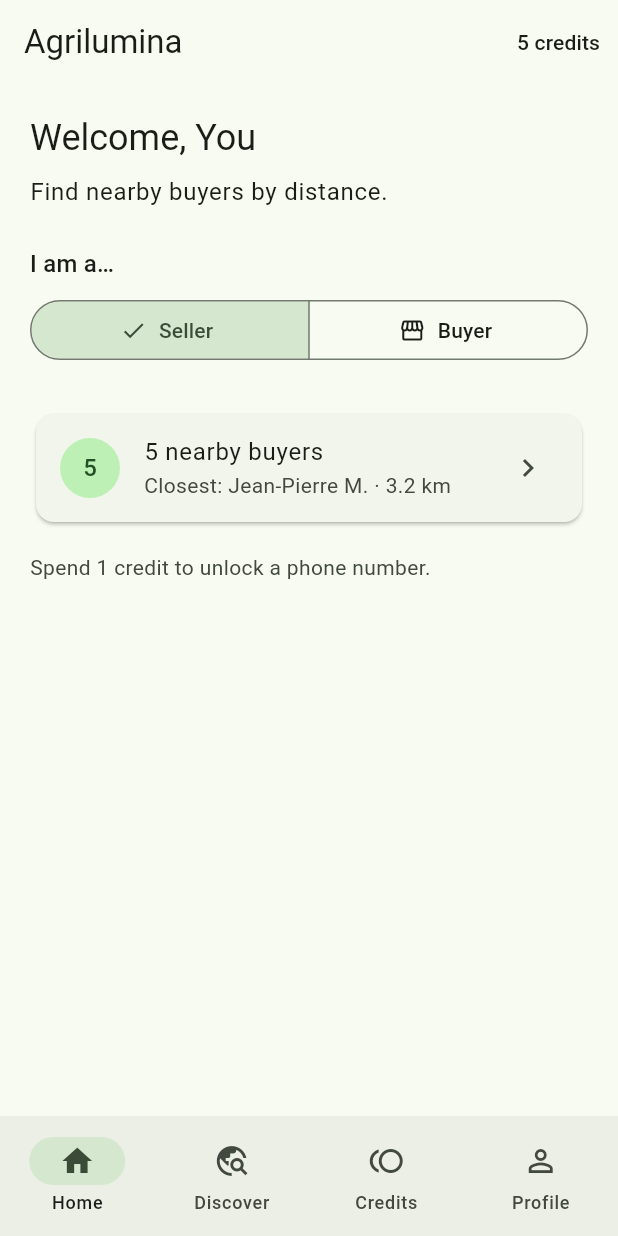
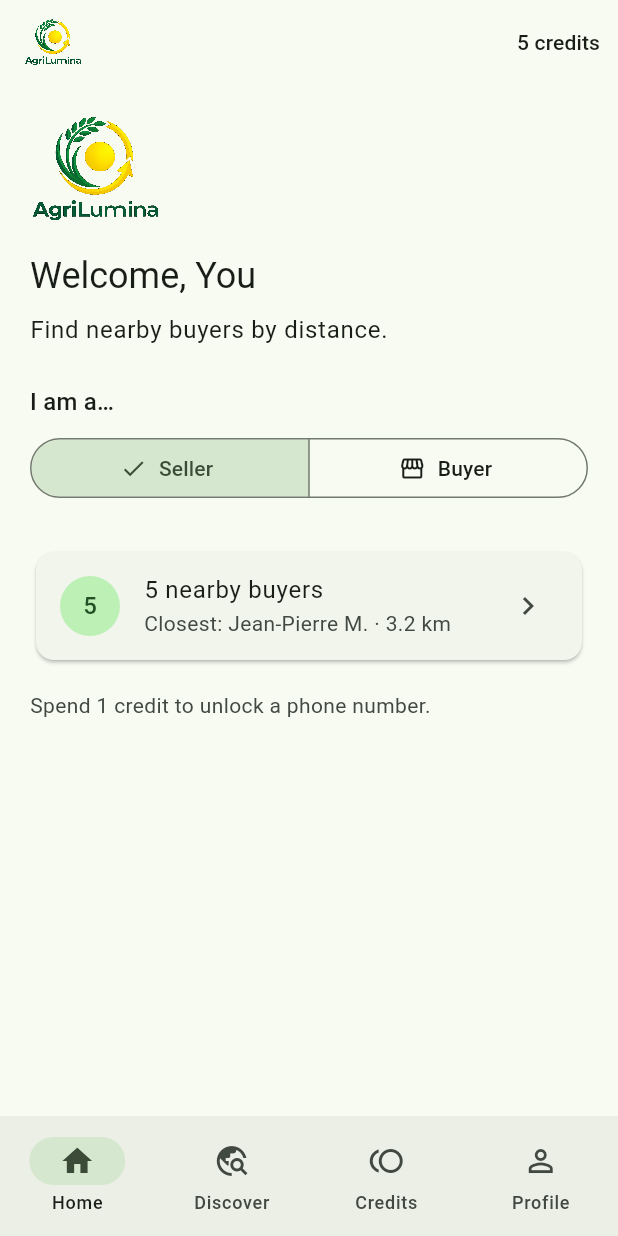
Before and after one commit to rockbox37/AgriLumina, a Flutter app: the screen it shows after launch, on a phone screen of 412 x 824 dp. Run offline on Flutter 3.47's test engine with Material 3 defaults, Android fonts, the phone set to English and light mode, and no system bars; our stand-ins replace location; accounts and stored records are empty.

Commit message:
Integrate AgriLumina logo and icon across app branding. (#4)
Replace obsolete MarketHub assets with official brand marks in UI, splash, and Android/iOS launcher icons.

Co-authored-by: Cursor <cursoragent@cursor.com>

```diff
--- a/lib/screens/home_screen.dart
+++ b/lib/screens/home_screen.dart
@@ -2,6 +2,7 @@ import 'package:flutter/material.dart';
 import 'package:agrilumina/app_state.dart';
 import 'package:agrilumina/models/user_role.dart';
 import 'package:agrilumina/utils/geo.dart';
+import 'package:agrilumina/widgets/brand_mark.dart';
 
 class HomeScreen extends StatelessWidget {
   const HomeScreen({super.key});
@@ -19,7 +20,8 @@ class HomeScreen extends StatelessWidget {
 
         return Scaffold(
           appBar: AppBar(
-            title: const Text('Agrilumina'),
+            title: const BrandLogo(height: 32),
+            titleSpacing: 16,
             actions: [
               Padding(
                 padding: const EdgeInsets.only(right: 12),
@@ -35,6 +37,11 @@ class HomeScreen extends StatelessWidget {
           body: ListView(
             padding: const EdgeInsets.all(20),
             children: [
+              const Align(
+                alignment: Alignment.centerLeft,
+                child: BrandLogo(height: 72),
+              ),
+              const SizedBox(height: 20),
               Text(
                 'Welcome, ${state.displayName}',
                 style: Theme.of(context).textTheme.headlineSmall,
--- /dev/null
+++ b/lib/widgets/brand_mark.dart
@@ -0,0 +1,62 @@
+import 'package:flutter/material.dart';
+
+/// Shared AgriLumina brand assets for app chrome.
+class BrandAssets {
+  BrandAssets._();
+
+  static const logo = 'assets/branding/agrilumina_logo.png';
+  static const icon = 'assets/branding/agrilumina_icon.png';
+}
+
+/// Wordmark + emblem for app bars and home brand placement.
+class BrandLogo extends StatelessWidget {
+  const BrandLogo({
+    super.key,
+    this.height = 36,
+    this.semanticLabel = 'Agrilumina',
+  });
+
+  final double height;
+  final String semanticLabel;
+
+  @override
+  Widget build(BuildContext context) {
+    return Semantics(
+      label: semanticLabel,
+      image: true,
+      child: Image.asset(
+        BrandAssets.logo,
+        height: height,
+        fit: BoxFit.contain,
+        filterQuality: FilterQuality.high,
+      ),
+    );
+  }
+}
+
+/// Emblem-only mark (transparent PNG; works on light surfaces).
+class BrandIcon extends StatelessWidget {
+  const BrandIcon({
+    super.key,
+    this.size = 40,
+    this.semanticLabel = 'Agrilumina',
+  });
+
+  final double size;
+  final String semanticLabel;
+
+  @override
+  Widget build(BuildContext context) {
+    return Semantics(
+      label: semanticLabel,
+      image: true,
+      child: Image.asset(
+        BrandAssets.icon,
+        width: size,
+        height: size,
+        fit: BoxFit.contain,
+        filterQuality: FilterQuality.high,
+      ),
+    );
+  }
+}
```
Also changed, not shown: pubspec.yaml (+7 -10 lines), assets/branding/agrilumina_icon.png (added), assets/branding/agrilumina_launcher_icon.png (added), assets/branding/agrilumina_logo.png (added), assets/images/MarketHub logo.png (deleted), assets/images/icon.png (deleted), 38 other files.
